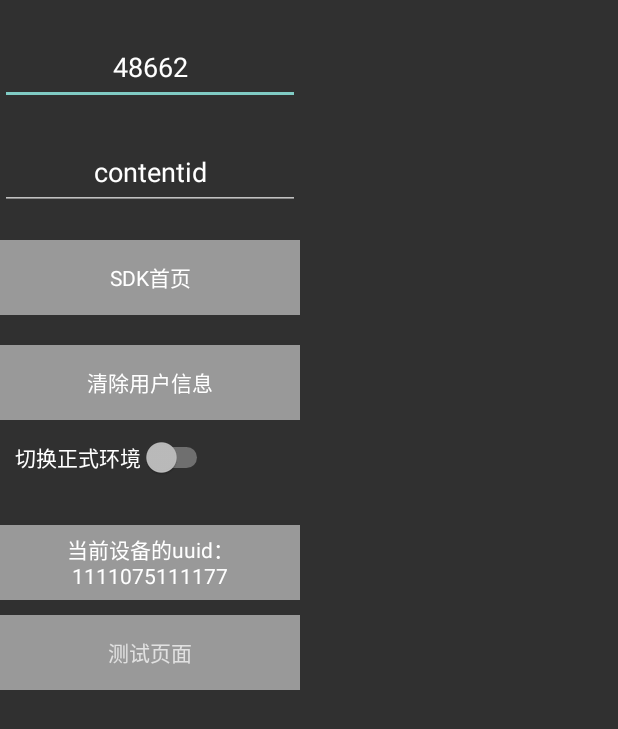
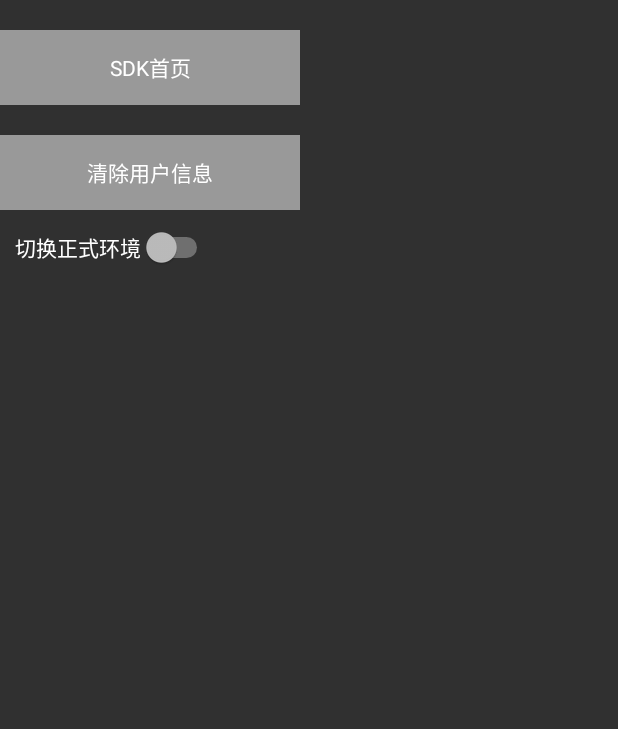
Before and after one commit to CSMediaGroup/CMG_SDK_ANDROID, an Android app: the screen it shows after launch (MainActivity), on a phone screen of 412 x 824 dp. Shown: the top 729 px of the screen. Run offline under Robolectric (Android 15) with nearby library versions, the phone set to English and light mode, and no system bars; our stand-ins replace CircleImageView; libraries missing offline, so code that uses them is left out: com.alibaba.fastjson, com.lzy.okgo; 8 statements that could not run were skipped.

Commit message:
更换昆明appId

```diff
--- a/app/src/main/res/layout/activity_main.xml
+++ b/app/src/main/res/layout/activity_main.xml
@@ -33,6 +33,7 @@
         android:layout_marginTop="20dp"
         android:gravity="center"
         android:hint="panelid"
+        android:visibility="gone"
         android:textColor="#ffffff"
         android:textColorHint="#ffffff">
 
@@ -45,6 +46,7 @@
         android:layout_marginTop="20dp"
         android:gravity="center"
         android:hint="contentid"
+        android:visibility="gone"
         android:textColor="#ffffff"
         android:textColorHint="#ffffff">
 
@@ -130,6 +132,7 @@
         android:layout_marginTop="20dp"
         android:background="@color/video_c9"
         android:gravity="center"
+        android:visibility="gone"
         android:text=""
         android:enabled="true"
         android:textIsSelectable="true"
@@ -144,6 +147,7 @@
         android:layout_height="50dp"
         android:layout_marginTop="10dp"
         android:text="测试页面"
+        android:visibility="gone"
         android:background="@color/video_c9"
         android:gravity="center">
 
--- a/gradle.properties
+++ b/gradle.properties
@@ -19,11 +19,11 @@ android.useAndroidX=true
 android.enableJetifier=true
 # 用于上传到指定nexus服务配置
 # 如果在版本号中有 -SNAPSHOT字段，这样在上传的时候会上传到 SNAPSHOT_URL 地址中，反之会上传到 RELEASE_URL 地址中
-VERSION=1.0.3.3
+VERSION=1.0.4
 GROUP_ID=cs.szrm.com
 ARTIFACT_ID=sdk
 TYPE = aar
-DESCRIPTION =  第一次提交sdk
+DESCRIPTION =  更新视频sdk
 RELEASE_URL=file:///C:/Users/yan/.m2/repository
 SNAPSHOT_URL=file:///C:/Users/yan/.m2/repository
 NAME=admin
--- a/videodetail/src/main/java/common/constants/Constants.java
+++ b/videodetail/src/main/java/common/constants/Constants.java
@@ -123,4 +123,5 @@ public class Constants {
     //浏阳 2346992 岳阳 1832192
     public static final String LIUYANG_JGH = "2346992";
     public static final String YUEYANG_JGH = "1832192";
+    public static final String KUNMING_JGH = "1911189";
 }
--- a/videodetail/src/main/java/common/utils/AppInit.java
+++ b/videodetail/src/main/java/common/utils/AppInit.java
@@ -1,4 +1,6 @@
 package common.utils;
+
+import static common.constants.Constants.KUNMING_JGH;
 
 import android.annotation.SuppressLint;
 import android.app.Application;
@@ -40,11 +42,12 @@ public final class AppInit {
      */
     public static void init(@NonNull final Context context, Boolean isDebug) {
         AppInit.mContext = context.getApplicationContext();
-        if (isDebug) {
-            appId = Constants.YUEYANG_JGH;
-        } else {
-            appId = Constants.LIUYANG_JGH;
-        }
+//        if (isDebug) {
+//            appId = Constants.YUEYANG_JGH;
+//        } else {
+//            appId = Constants.LIUYANG_JGH;
+//        }
+        appId = Constants.KUNMING_JGH;
         OkGoUtils.initOkGo((Application) AppInit.mContext, appId);
         mIsDebug = isDebug;
 
```
